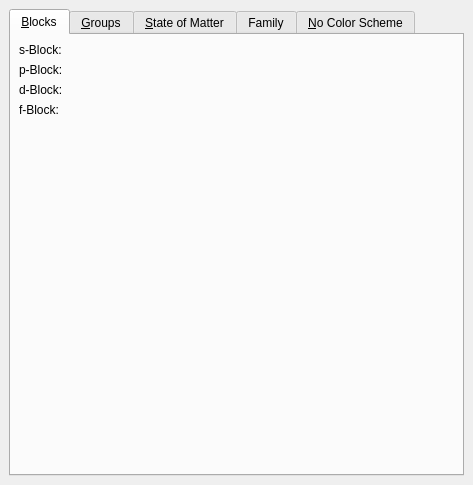
Old version of the form src/settings_colors.ui in the repository KDE/kalzium.
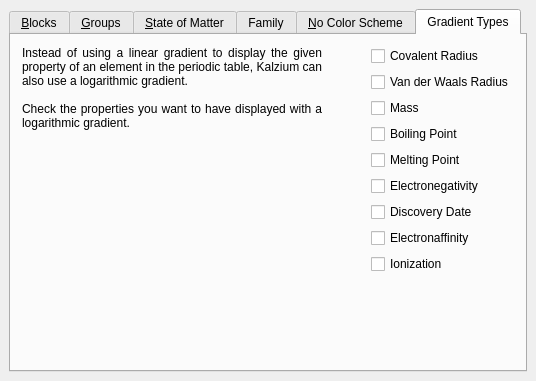
New version of the form. The open tabs and pages were chosen to show the change. Custom widgets are drawn as their Qt base class.

Commit message:
Adding logaryhtmic gradient types. Patch provided by Johannes Simon <johannes.simon@gmail.com>
CCMAIL johannes.simon@gmail.com

What changed in the file:
```diff
--- a/src/settings_colors.ui
+++ b/src/settings_colors.ui
@@ -5,8 +5,8 @@
    <rect>
     <x>0</x>
     <y>0</y>
-    <width>473</width>
-    <height>485</height>
+    <width>536</width>
+    <height>381</height>
    </rect>
   </property>
   <property name="windowTitle" >
@@ -78,7 +78,7 @@
           </widget>
          </item>
          <item>
-          <widget class="KColorButton" native="1" name="kcfg_block_s" />
+          <widget class="KColorButton" name="kcfg_block_s" />
          </item>
         </layout>
        </item>
@@ -107,7 +107,7 @@
           </widget>
          </item>
          <item>
-          <widget class="KColorButton" native="1" name="kcfg_block_p" />
+          <widget class="KColorButton" name="kcfg_block_p" />
          </item>
         </layout>
        </item>
@@ -136,7 +136,7 @@
           </widget>
          </item>
          <item>
-          <widget class="KColorButton" native="1" name="kcfg_block_d" />
+          <widget class="KColorButton" name="kcfg_block_d" />
          </item>
         </layout>
        </item>
@@ -165,7 +165,7 @@
           </widget>
          </item>
          <item>
-          <widget class="KColorButton" native="1" name="kcfg_block_f" />
+          <widget class="KColorButton" name="kcfg_block_f" />
          </item>
         </layout>
        </item>
@@ -940,6 +940,160 @@
        </item>
       </layout>
      </widget>
+     <widget class="QWidget" name="tabGradientTypes" >
+      <attribute name="title" >
+       <string>Gradient Types</string>
+      </attribute>
+      <layout class="QGridLayout" >
+       <item row="0" column="0" >
+        <layout class="QHBoxLayout" >
+         <item>
+          <layout class="QVBoxLayout" >
+           <item>
+            <widget class="QLabel" name="label" >
+             <property name="sizePolicy" >
+              <sizepolicy vsizetype="Preferred" hsizetype="Preferred" >
+               <horstretch>0</horstretch>
+               <verstretch>0</verstretch>
+              </sizepolicy>
+             </property>
+             <property name="maximumSize" >
+              <size>
+               <width>318</width>
+               <height>16777215</height>
+              </size>
+             </property>
+             <property name="styleSheet" >
+              <string/>
+             </property>
+             <property name="text" >
+              <string>Instead of using a linear gradient to display the given property of an element in the periodic table, Kalzium can also use a logarithmic gradient.
+
+Check the properties you want to have displayed with a logarithmic gradient.</string>
+             </property>
+             <property name="textFormat" >
+              <enum>Qt::AutoText</enum>
+             </property>
+             <property name="alignment" >
+              <set>Qt::AlignJustify|Qt::AlignVCenter</set>
+             </property>
+             <property name="wordWrap" >
+              <bool>true</bool>
+             </property>
+            </widget>
+           </item>
+           <item>
+            <spacer>
+             <property name="orientation" >
+              <enum>Qt::Vertical</enum>
+             </property>
+             <property name="sizeHint" >
+              <size>
+               <width>20</width>
+               <height>40</height>
+              </size>
+             </property>
+            </spacer>
+           </item>
+          </layout>
+         </item>
+         <item>
+          <spacer>
+           <property name="orientation" >
+            <enum>Qt::Horizontal</enum>
+           </property>
+           <property name="sizeHint" >
+            <size>
+             <width>40</width>
+             <height>20</height>
+            </size>
+           </property>
+          </spacer>
+         </item>
+         <item>
+          <layout class="QVBoxLayout" >
+           <item>
+            <widget class="QCheckBox" name="kcfg_LogarithmicCovalentRadiusGradient" >
+             <property name="text" >
+              <string>Covalent Radius</string>
+             </property>
+            </widget>
+           </item>
+           <item>
+            <widget class="QCheckBox" name="kcfg_LogarithmicVanDerWaalsRadiusGradient" >
+             <property name="text" >
+              <string>Van der Waals Radius</string>
+             </property>
+            </widget>
+           </item>
+           <item>
+            <widget class="QCheckBox" name="kcfg_LogarithmicMassGradient" >
+             <property name="text" >
+              <string>Mass</string>
+             </property>
+            </widget>
+           </item>
+           <item>
+            <widget class="QCheckBox" name="kcfg_LogarithmicBoilingPointGradient" >
+             <property name="text" >
+              <string>Boiling Point</string>
+             </property>
+            </widget>
+           </item>
+           <item>
+            <widget class="QCheckBox" name="kcfg_LogarithmicMeltingPointGradient" >
+             <property name="text" >
+              <string>Melting Point</string>
+             </property>
+            </widget>
+           </item>
+           <item>
+            <widget class="QCheckBox" name="kcfg_LogarithmicElectronegativityGradient" >
+             <property name="text" >
+              <string>Electronegativity</string>
+             </property>
+            </widget>
+           </item>
+           <item>
+            <widget class="QCheckBox" name="kcfg_LogarithmicDiscoverydateGradient" >
+             <property name="text" >
+              <string>Discovery Date</string>
+             </property>
+            </widget>
+           </item>
+           <item>
+            <widget class="QCheckBox" name="kcfg_LogarithmicElectronaffinityGradient" >
+             <property name="text" >
+              <string>Electronaffinity</string>
+             </property>
+            </widget>
+           </item>
+           <item>
+            <widget class="QCheckBox" name="kcfg_LogarithmicIonizationGradient" >
+             <property name="text" >
+              <string>Ionization</string>
+             </property>
+            </widget>
+           </item>
+          </layout>
+         </item>
+        </layout>
+       </item>
+       <item row="1" column="0" >
+        <spacer>
+         <property name="orientation" >
+          <enum>Qt::Vertical</enum>
+         </property>
+         <property name="sizeHint" >
+          <size>
+           <width>20</width>
+           <height>40</height>
+          </size>
+         </property>
+        </spacer>
+       </item>
+      </layout>
+     </widget>
     </widget>
    </item>
   </layout>
@@ -949,7 +1103,7 @@
  <customwidgets>
   <customwidget>
    <class>KColorButton</class>
-   <extends>QWidget</extends>
+   <extends>QPushButton</extends>
    <header>kcolorbutton.h</header>
   </customwidget>
  </customwidgets>
```
Left out of the diff: 44 changed lines with no effect on the pictures. The commit also changes 3 other files.
